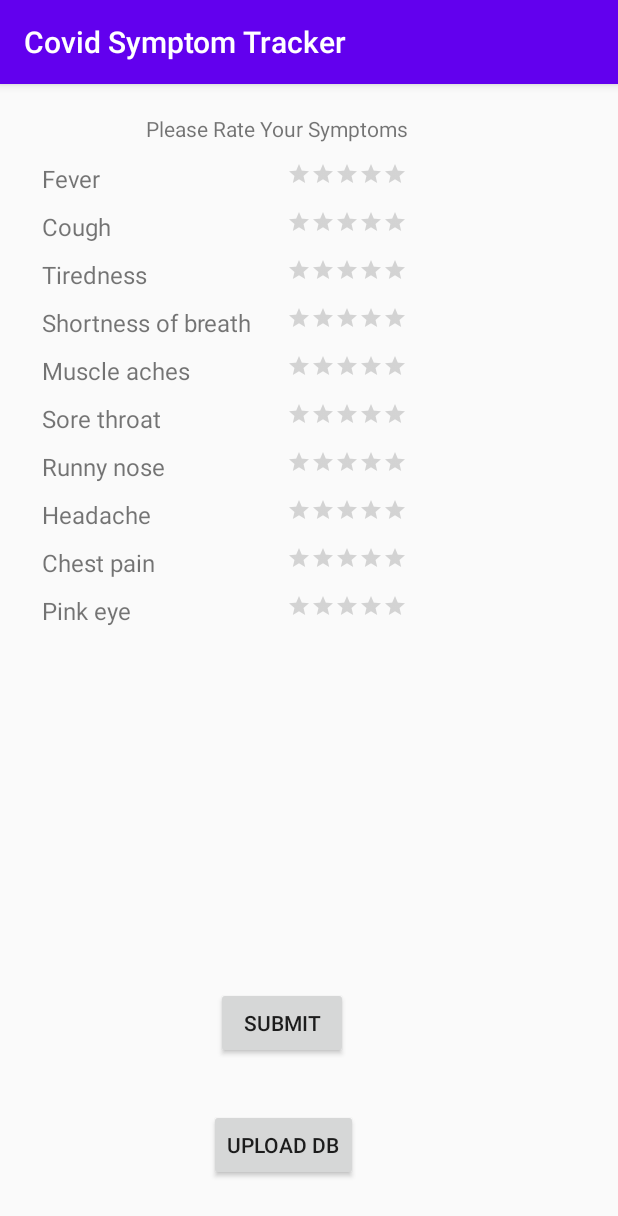
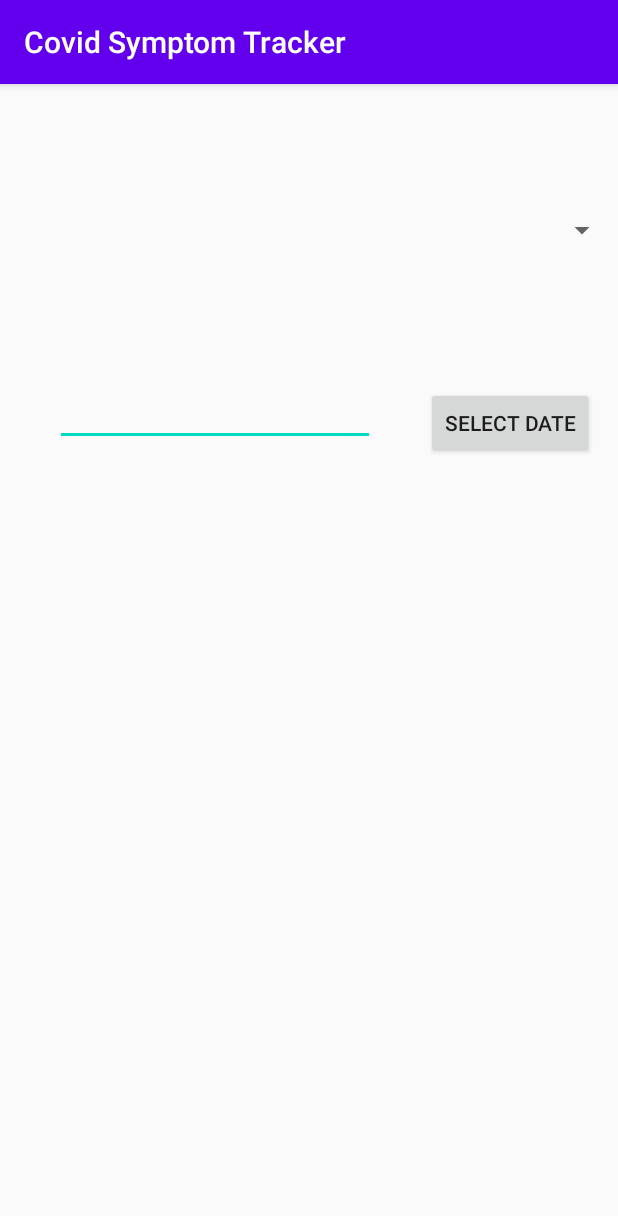
Before and after one commit to PraveenMathew92/covid-tracker-android-app, an Android app: the SymptomCollectorActivity screen opened directly, with no data from a screen before it, after a tap on "UPLOAD DB", on a phone screen of 412 x 824 dp. Shown: the top 1216 px of the screen. Run offline under Robolectric (Android 15) with nearby library versions, the phone set to English and light mode, and no system bars.

Commit message:
Pick Date

```diff
--- a/app/src/main/AndroidManifest.xml
+++ b/app/src/main/AndroidManifest.xml
@@ -22,6 +22,7 @@
             </intent-filter>
         </activity>
         <activity android:name=".SymptomCollectorActivity"/>
+        <activity android:name=".GetContactGraphActivity"/>
         <service android:name=".AccelerometerService" />
         <service android:name=".HeartRateCalculator"/>
         <service android:name=".RespiratoryRateCalculator"/>
--- /dev/null
+++ b/app/src/main/java/com/example/myfirstandroidapp/GetContactGraphActivity.java
@@ -0,0 +1,43 @@
+package com.example.myfirstandroidapp;
+
+import android.app.DatePickerDialog;
+import android.icu.util.Calendar;
+import android.os.Bundle;
+import android.view.View;
+import android.widget.Button;
+import android.widget.DatePicker;
+import android.widget.EditText;
+
+import androidx.annotation.Nullable;
+import androidx.appcompat.app.AppCompatActivity;
+
+public class GetContactGraphActivity extends AppCompatActivity {
+    @Override
+    protected void onCreate(@Nullable Bundle savedInstanceState) {
+        super.onCreate(savedInstanceState);
+        setContentView(R.layout.get_contact_graph);
+
+        final EditText inputDate = findViewById(R.id.selected_date);
+
+        Button selectDateButton = (Button) findViewById(R.id.select_date_button);
+        selectDateButton.setOnClickListener(new View.OnClickListener() {
+            @Override
+            public void onClick(View v) {
+                final Calendar c = Calendar.getInstance();
+                int year = c.get(Calendar.YEAR);
+                int month = c.get(Calendar.MONTH);
+                int day = c.get(Calendar.DAY_OF_MONTH);
+
+                DatePickerDialog datePickerDialog = new DatePickerDialog(GetContactGraphActivity.this,
+                        new DatePickerDialog.OnDateSetListener() {
+                            @Override
+                            public void onDateSet(DatePicker view, int year,
+                                                  int monthOfYear, int dayOfMonth) {
+                                inputDate.setText(String.format("%d-%d-%d", dayOfMonth, monthOfYear + 1, year));
+                            }
+                        }, year, month, day);
+                datePickerDialog.show();
+            }
+        });
+    }
+}
--- a/app/src/main/java/com/example/myfirstandroidapp/SymptomCollectorActivity.java
+++ b/app/src/main/java/com/example/myfirstandroidapp/SymptomCollectorActivity.java
@@ -123,6 +123,7 @@ public class SymptomCollectorActivity extends AppCompatActivity {
                 Intent uploadDBIntent = new Intent(getApplicationContext(), UploadDatabaseService.class);
                 uploadDBIntent.putExtra("databaseName", dbName);
                 startService(uploadDBIntent);
+                startActivity(new Intent(getApplicationContext(), GetContactGraphActivity.class));
             }
         });
     }
--- /dev/null
+++ b/app/src/main/res/layout/get_contact_graph.xml
@@ -0,0 +1,46 @@
+<?xml version="1.0" encoding="utf-8"?>
+<androidx.constraintlayout.widget.ConstraintLayout
+    xmlns:android="http://schemas.android.com/apk/res/android"
+    xmlns:app="http://schemas.android.com/apk/res-auto"
+    xmlns:tools="http://schemas.android.com/tools"
+    android:layout_width="match_parent"
+    android:layout_height="match_parent">
+
+    <Spinner
+        android:id="@+id/planets_spinner"
+        android:layout_width="match_parent"
+        android:layout_height="wrap_content"
+        app:layout_constraintBottom_toBottomOf="parent"
+        app:layout_constraintEnd_toEndOf="parent"
+        app:layout_constraintHorizontal_bias="0.0"
+        app:layout_constraintStart_toStartOf="parent"
+        app:layout_constraintTop_toTopOf="parent"
+        app:layout_constraintVertical_bias="0.115" />
+
+    <EditText
+        android:id="@+id/selected_date"
+        android:layout_width="wrap_content"
+        android:layout_height="wrap_content"
+        android:ems="10"
+        android:inputType="date"
+        app:layout_constraintBottom_toBottomOf="parent"
+        app:layout_constraintEnd_toEndOf="parent"
+        app:layout_constraintHorizontal_bias="0.184"
+        app:layout_constraintStart_toStartOf="parent"
+        app:layout_constraintTop_toBottomOf="@+id/planets_spinner"
+        app:layout_constraintVertical_bias="0.141" />
+
+    <Button
+        android:id="@+id/select_date_button"
+        android:layout_width="wrap_content"
+        android:layout_height="wrap_content"
+        android:layout_marginEnd="16dp"
+        android:text="@string/select_date"
+        app:layout_constraintBottom_toBottomOf="parent"
+        app:layout_constraintEnd_toEndOf="parent"
+        app:layout_constraintHorizontal_bias="0.583"
+        app:layout_constraintStart_toEndOf="@+id/editTextDate"
+        app:layout_constraintTop_toTopOf="parent"
+        app:layout_constraintVertical_bias="0.281" />
+
+</androidx.constraintlayout.widget.ConstraintLayout>
--- a/app/src/main/res/values/strings.xml
+++ b/app/src/main/res/values/strings.xml
@@ -17,4 +17,5 @@
     <string name="measure_respiratory_rate">Measure Respiratory Rate</string>
     <string name="please_rate_your_symptoms">Please Rate Your Symptoms</string>
     <string name="upload_db">Upload DB</string>
+    <string name="select_date">Select Date</string>
 </resources>
```
